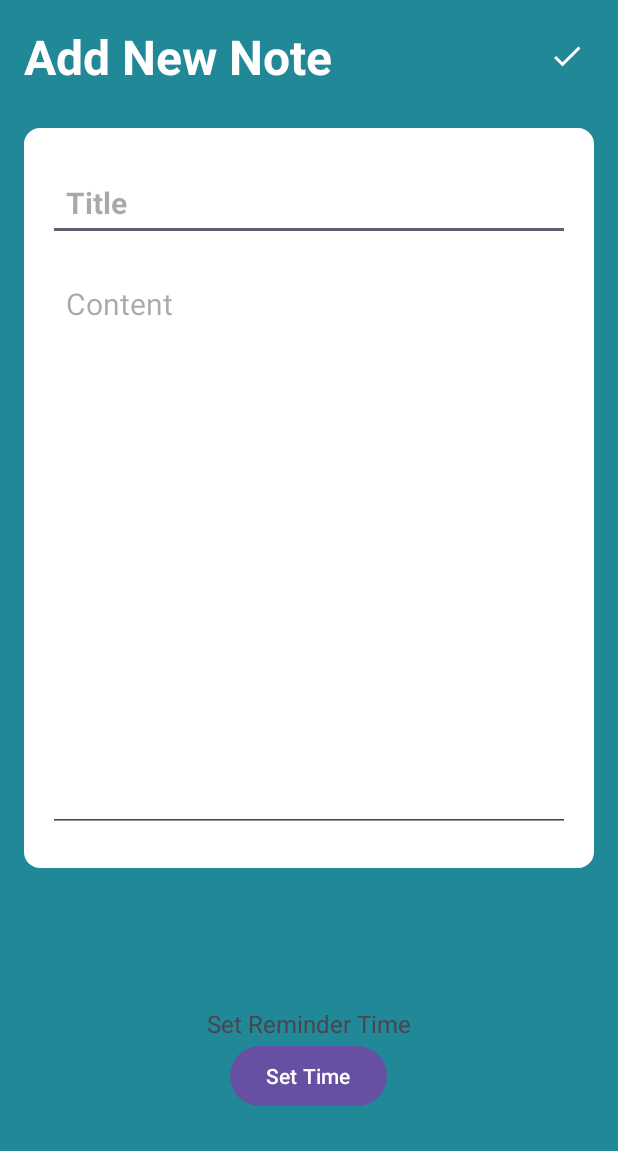
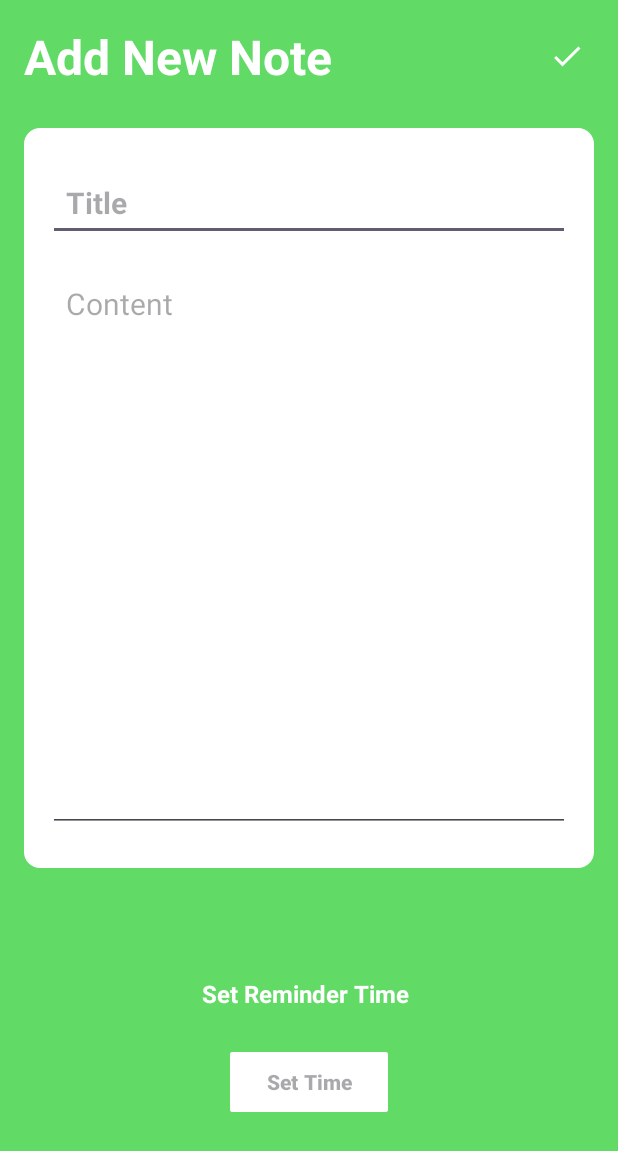
Before and after one commit to Mounikajalem76/my-notes-pro, an Android app: the NoteDetails screen opened directly, with no data from a screen before it, on a phone screen of 412 x 824 dp. Shown: the top 1151 px of the screen. Run offline under Robolectric (Android 15) with nearby library versions, the phone set to English and light mode, and no system bars; our stand-ins replace Firebase (no records; nobody signed in at launch, a user with empty details on screens opened directly); 1 statement that could not run was skipped.

Commit message:
notes app complete

```diff
--- a/app/src/main/AndroidManifest.xml
+++ b/app/src/main/AndroidManifest.xml
@@ -2,12 +2,9 @@
 <manifest xmlns:android="http://schemas.android.com/apk/res/android"
     xmlns:tools="http://schemas.android.com/tools">
     <uses-permission android:name="android.permission.POST_NOTIFICATIONS" />
-
     <uses-permission android:name="android.permission.RECEIVE_BOOT_COMPLETED"/>
     <uses-permission android:name="android.permission.WAKE_LOCK"/>
     <uses-permission android:name="android.permission.SCHEDULE_EXACT_ALARM" />
-
-
 
 
     <application
--- a/app/src/main/java/com/example/mynotespro/Note.java
+++ b/app/src/main/java/com/example/mynotespro/Note.java
@@ -6,6 +6,7 @@ public class Note {
     String title;
     String content;
     Timestamp timestamp;
+    Timestamp reminderTime;
 
     public Timestamp getReminderTime() {
         return reminderTime;
@@ -14,8 +15,6 @@ public class Note {
     public void setReminderTime(Timestamp reminderTime) {
         this.reminderTime = reminderTime;
     }
-
-    Timestamp reminderTime;
 
     public Note() {
     }
--- a/app/src/main/java/com/example/mynotespro/NoteDetails.java
+++ b/app/src/main/java/com/example/mynotespro/NoteDetails.java
@@ -94,7 +94,6 @@ public class NoteDetails extends AppCompatActivity {
         }
     }
 
-
     @SuppressLint("SetTextI18n")
     private void openTimePickerDialog() {
         MaterialTimePicker picker = new MaterialTimePicker.Builder()
@@ -179,7 +178,6 @@ public class NoteDetails extends AppCompatActivity {
         alarmManager.setExact(AlarmManager.RTC_WAKEUP, reminderTime.toDate().getTime(), pendingIntent);
     }
 
-
     void deleteNoteFromFireBase() {
         DocumentReference documentReference = Utility.getCollectionReferenceForNotes().document(docId);
         documentReference.delete().addOnCompleteListener(task -> {
@@ -202,6 +200,7 @@ public class NoteDetails extends AppCompatActivity {
     }
 
 
+
     @Override
     public void onRequestPermissionsResult(int requestCode, @NonNull String[] permissions, @NonNull int[] grantResults) {
         super.onRequestPermissionsResult(requestCode, permissions, grantResults);
--- a/app/src/main/res/drawable/baseline_add_24.xml
+++ b/app/src/main/res/drawable/baseline_add_24.xml
@@ -1,4 +1,4 @@
-<vector xmlns:android="http://schemas.android.com/apk/res/android" android:height="24dp" android:tint="#000000" android:viewportHeight="24" android:viewportWidth="24" android:width="24dp">
+<vector xmlns:android="http://schemas.android.com/apk/res/android" android:height="24dp" android:tint="#61DA66" android:viewportHeight="24" android:viewportWidth="24" android:width="24dp">
 
     <path android:fillColor="@android:color/white" android:pathData="M19,13h-6v6h-2v-6H5v-2h6V5h2v6h6v2z"/>
 
--- a/app/src/main/res/drawable/baseline_email_24.xml
+++ b/app/src/main/res/drawable/baseline_email_24.xml
@@ -1,4 +1,4 @@
-<vector xmlns:android="http://schemas.android.com/apk/res/android" android:height="24dp" android:tint="#208997" android:viewportHeight="24" android:viewportWidth="24" android:width="24dp">
+<vector xmlns:android="http://schemas.android.com/apk/res/android" android:height="24dp" android:tint="#61DA66" android:viewportHeight="24" android:viewportWidth="24" android:width="24dp">
 
     <path android:fillColor="@android:color/white" android:pathData="M20,4L4,4c-1.1,0 -1.99,0.9 -1.99,2L2,18c0,1.1 0.9,2 2,2h16c1.1,0 2,-0.9 2,-2L22,6c0,-1.1 -0.9,-2 -2,-2zM20,8l-8,5 -8,-5L4,6l8,5 8,-5v2z"/>
 
--- a/app/src/main/res/drawable/baseline_local_phone_24.xml
+++ b/app/src/main/res/drawable/baseline_local_phone_24.xml
@@ -1,4 +1,4 @@
-<vector xmlns:android="http://schemas.android.com/apk/res/android" android:height="24dp" android:tint="#208997" android:viewportHeight="24" android:viewportWidth="24" android:width="24dp">
+<vector xmlns:android="http://schemas.android.com/apk/res/android" android:height="24dp" android:tint="#61DA66" android:viewportHeight="24" android:viewportWidth="24" android:width="24dp">
 
     <path android:fillColor="@android:color/white" android:pathData="M6.62,10.79c1.44,2.83 3.76,5.14 6.59,6.59l2.2,-2.2c0.27,-0.27 0.67,-0.36 1.02,-0.24 1.12,0.37 2.33,0.57 3.57,0.57 0.55,0 1,0.45 1,1V20c0,0.55 -0.45,1 -1,1 -9.39,0 -17,-7.61 -17,-17 0,-0.55 0.45,-1 1,-1h3.5c0.55,0 1,0.45 1,1 0,1.25 0.2,2.45 0.57,3.57 0.11,0.35 0.03,0.74 -0.25,1.02l-2.2,2.2z"/>
 
--- a/app/src/main/res/drawable/baseline_lock_24.xml
+++ b/app/src/main/res/drawable/baseline_lock_24.xml
@@ -1,4 +1,4 @@
-<vector xmlns:android="http://schemas.android.com/apk/res/android" android:height="24dp" android:tint="#208997" android:viewportHeight="24" android:viewportWidth="24" android:width="24dp">
+<vector xmlns:android="http://schemas.android.com/apk/res/android" android:height="24dp" android:tint="#61DA66" android:viewportHeight="24" android:viewportWidth="24" android:width="24dp">
 
     <path android:fillColor="@android:color/white" android:pathData="M18,8h-1L17,6c0,-2.76 -2.24,-5 -5,-5S7,3.24 7,6v2L6,8c-1.1,0 -2,0.9 -2,2v10c0,1.1 0.9,2 2,2h12c1.1,0 2,-0.9 2,-2L20,10c0,-1.1 -0.9,-2 -2,-2zM12,17c-1.1,0 -2,-0.9 -2,-2s0.9,-2 2,-2 2,0.9 2,2 -0.9,2 -2,2zM15.1,8L8.9,8L8.9,6c0,-1.71 1.39,-3.1 3.1,-3.1 1.71,0 3.1,1.39 3.1,3.1v2z"/>
 
--- a/app/src/main/res/drawable/baseline_person_24.xml
+++ b/app/src/main/res/drawable/baseline_person_24.xml
@@ -1,4 +1,4 @@
-<vector xmlns:android="http://schemas.android.com/apk/res/android" android:height="24dp" android:tint="#208997" android:viewportHeight="24" android:viewportWidth="24" android:width="24dp">
+<vector xmlns:android="http://schemas.android.com/apk/res/android" android:height="24dp" android:tint="#61DA66" android:viewportHeight="24" android:viewportWidth="24" android:width="24dp">
 
     <path android:fillColor="@android:color/white" android:pathData="M12,12c2.21,0 4,-1.79 4,-4s-1.79,-4 -4,-4 -4,1.79 -4,4 1.79,4 4,4zM12,14c-2.67,0 -8,1.34 -8,4v2h16v-2c0,-2.66 -5.33,-4 -8,-4z"/>
 
--- a/app/src/main/res/layout/activity_forgetpassword.xml
+++ b/app/src/main/res/layout/activity_forgetpassword.xml
@@ -56,7 +56,7 @@
         android:layout_gravity="center"
         android:layout_marginTop="20dp"
         android:text="@string/send"
-        android:backgroundTint="#208897"
+        android:backgroundTint="#61DA66"
         android:id="@+id/send_button"
         android:fontFamily="cursive"
         android:textStyle="bold"
@@ -67,7 +67,7 @@
         android:layout_gravity="center"
         android:layout_marginTop="20dp"
         android:text="@string/back"
-        android:backgroundTint="#208897"
+        android:backgroundTint="#61DA66"
         android:id="@+id/back_button"
         android:fontFamily="cursive"
         android:textStyle="bold"
--- a/app/src/main/res/layout/activity_homepage.xml
+++ b/app/src/main/res/layout/activity_homepage.xml
@@ -3,7 +3,7 @@
     xmlns:app="http://schemas.android.com/apk/res-auto"
     xmlns:tools="http://schemas.android.com/tools"
     android:id="@+id/main"
-    android:background="#208897"
+    android:background="#61DA66"
     android:layout_width="match_parent"
     android:layout_height="match_parent"
     android:padding="16dp"
--- a/app/src/main/res/layout/activity_main.xml
+++ b/app/src/main/res/layout/activity_main.xml
@@ -14,7 +14,7 @@
         android:layout_gravity="center"
         android:layout_marginTop="150dp"
         android:text="@string/my_notes_pro"
-        android:textColor="#208997"
+        android:textColor="#61DA66"
         android:textSize="50sp"
        android:fontFamily="cursive"
         android:textStyle="bold"/>
--- a/app/src/main/res/layout/activity_note_details.xml
+++ b/app/src/main/res/layout/activity_note_details.xml
@@ -6,7 +6,7 @@
     android:layout_width="match_parent"
     android:layout_height="match_parent"
     android:padding="16dp"
-    android:background="#208897"
+    android:background="#61DA66"
     tools:context=".NoteDetails">
 
 
@@ -76,13 +76,15 @@
         android:layout_width="match_parent"
         android:layout_height="wrap_content"
         android:gravity="bottom"
-        android:layout_marginTop="650dp"
+        android:layout_marginTop="630dp"
         android:orientation="vertical">
     <com.google.android.material.textview.MaterialTextView
         android:id="@+id/reminder_time_label"
         android:layout_width="wrap_content"
         android:layout_height="wrap_content"
-        android:text="@string/set_reminder_time"
+        android:text="@string/set_reminder_time_n"
+        android:textColor="@color/white"
+        android:textStyle="bold"
         android:textSize="16sp"
         android:layout_gravity="center"
         android:layout_marginTop="5dp"/>
@@ -92,7 +94,11 @@
         android:layout_width="wrap_content"
         android:layout_height="wrap_content"
         android:layout_gravity="center"
-        android:text="Set Time"/>
+        app:cornerRadius="2dp"
+        android:layout_marginTop="5dp"
+        android:textStyle="bold"
+        android:backgroundTint="@color/white"
+        android:hint="@string/set_time"/>
     </LinearLayout>
     <TextView
         android:layout_width="match_parent"
--- a/app/src/main/res/layout/activity_sign_uppage.xml
+++ b/app/src/main/res/layout/activity_sign_uppage.xml
@@ -124,7 +124,7 @@
             android:layout_height="wrap_content"
             android:layout_gravity="center"
             android:layout_marginTop="20dp"
-            android:backgroundTint="#208997"
+            android:backgroundTint="#61DA66"
             android:fontFamily="cursive"
             android:text="SignUp"
             android:textSize="20dp"
@@ -159,7 +159,7 @@
                 android:layout_marginLeft="5dp"
                 android:fontFamily="cursive"
                 android:text="SignIn"
-                android:textColor="#208997"
+                android:textColor="#61DA66"
                 android:textSize="20dp"
                 android:textStyle="bold" />
         </LinearLayout>
--- a/app/src/main/res/values/strings.xml
+++ b/app/src/main/res/values/strings.xml
@@ -21,4 +21,7 @@
     <string name="password">Password</string>
     <string name="signin">SignIn</string>
     <string name="set_reminder_time">Set Reminder Time</string>
+    <string name="set_time">Set Time</string>
+    <string name="set_reminder_time_n">Set Reminder Time \n</string>
+    <string name="forgetpassword">ForgetPassword</string>
 </resources>
```
Also changed, not shown: app/src/main/java/com/example/mynotespro/signinpage.java (+53 -74 lines), app/src/main/res/layout/activity_signinpage.xml (+17 -15 lines).
